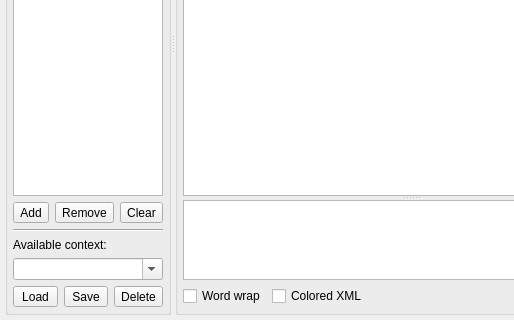
The window that branches/dev_options/src/plugins/console/consolewidget.ui (vacuum-im/vacuum-im) describes before a commit, drawn with Qt 5; both pictures show x 0 to 514 and y 235 to 555 of the 652 by 555 pixel window.
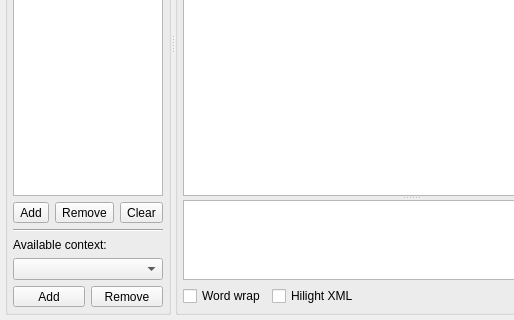
The same window after the commit.

```diff
--- a/branches/dev_options/src/plugins/console/consolewidget.ui
+++ b/branches/dev_options/src/plugins/console/consolewidget.ui
@@ -130,14 +130,7 @@
         </widget>
        </item>
        <item>
-        <widget class="QComboBox" name="cmbContext" >
-         <property name="editable" >
-          <bool>true</bool>
-         </property>
-         <property name="insertPolicy" >
-          <enum>QComboBox::InsertAlphabetically</enum>
-         </property>
-        </widget>
+        <widget class="QComboBox" name="cmbContext"/>
        </item>
        <item>
         <layout class="QHBoxLayout" name="horizontalLayout_3" >
@@ -149,8 +142,8 @@
              <verstretch>0</verstretch>
             </sizepolicy>
            </property>
-           <property name="text" >
-            <string>Load</string>
+           <property name="text">
+            <string>Add</string>
            </property>
           </widget>
          </item>
@@ -162,21 +155,8 @@
              <verstretch>0</verstretch>
             </sizepolicy>
            </property>
-           <property name="text" >
-            <string>Save</string>
-           </property>
-          </widget>
-         </item>
-         <item>
-          <widget class="QToolButton" name="tlbDeleteContext" >
-           <property name="sizePolicy" >
-            <sizepolicy vsizetype="Fixed" hsizetype="Preferred" >
-             <horstretch>0</horstretch>
-             <verstretch>0</verstretch>
-            </sizepolicy>
-           </property>
-           <property name="text" >
-            <string>Delete</string>
+           <property name="text">
+            <string>Remove</string>
            </property>
           </widget>
          </item>
@@ -243,9 +223,9 @@
           </widget>
          </item>
          <item>
-          <widget class="QCheckBox" name="chbColoredXML" >
-           <property name="text" >
-            <string>Colored XML</string>
+          <widget class="QCheckBox" name="chbHilightXML">
+           <property name="text">
+            <string>Hilight XML</string>
            </property>
            <property name="tristate" >
             <bool>true</bool>
@@ -287,7 +267,7 @@
    </item>
   </layout>
  </widget>
- <layoutdefault spacing="6" margin="11" />
+ <layoutdefault spacing="6" margin="11"/>
  <resources/>
  <connections/>
 </ui>
```
Left out of the diff: 157 changed lines with no effect on the pictures.
